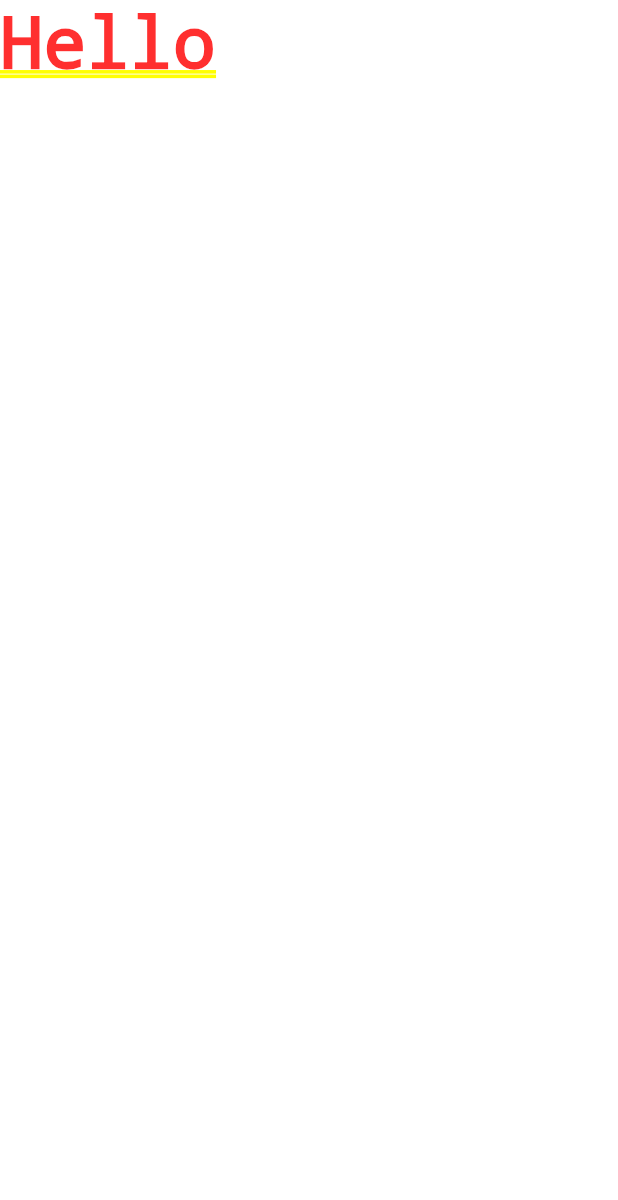
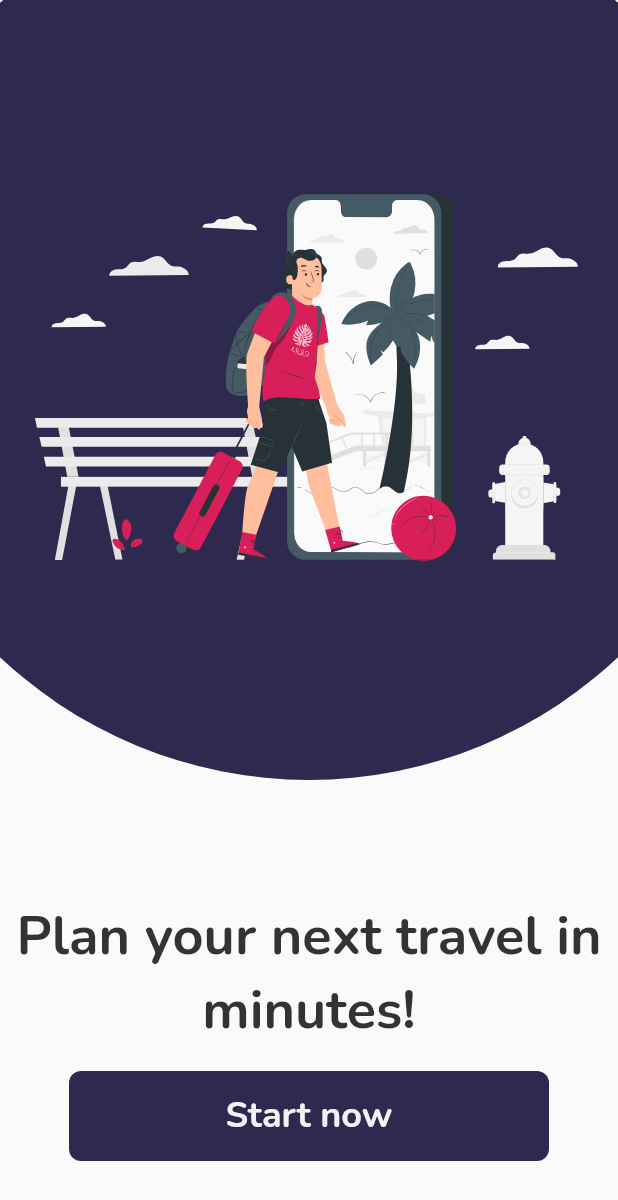
Before and after one commit to vondivino/pelago, a Flutter app: the screen it shows after launch, on a phone screen of 412 x 824 dp. Shown: the top 1200 px of the screen. Run offline on Flutter 3.47's test engine with Material 2 defaults, Android fonts, the phone set to English and light mode, and no system bars; our stand-ins replace flutter_svg, google_fonts.

Commit message:
implemented home_screen

```diff
--- a/lib/main.dart
+++ b/lib/main.dart
@@ -3,6 +3,7 @@ import 'package:pelago/screens/home_screen.dart';
 
 void main() {
   runApp(MaterialApp(
+    debugShowCheckedModeBanner: false,
     title: 'Pelago',
     home: HomeScreen(),
   ));
--- a/lib/screens/home_screen.dart
+++ b/lib/screens/home_screen.dart
@@ -1,14 +1,35 @@
+import 'package:flutter/material.dart';
+import 'package:pelago/screens/matcher_screen.dart';
+import 'package:pelago/ui/pelago_theme.dart';
+import 'package:pelago/widgets/pelago_home_image.dart';
+import 'package:pelago/widgets/pelago_primary_button.dart';
 
-
-import 'package:flutter/material.dart';
+PelagoTheme theme = PelagoTheme();
 
 class HomeScreen extends StatelessWidget {
-  const HomeScreen({ Key? key }) : super(key: key);
+  const HomeScreen({Key? key}) : super(key: key);
 
   @override
   Widget build(BuildContext context) {
-    return Container(
-      child: Text('Hello'),
-    );
+    return Scaffold(
+        body: Column(
+      children: [
+        PelagoHomeImage(),
+        Text(
+          'Plan your next travel in minutes!',
+          style: theme.title(),
+          textAlign: TextAlign.center,
+        ),
+        Expanded(child: Container()),
+        PelagoPrimaryButton(
+          text: 'Start now',
+          action: () {
+            Navigator.push(context,
+                MaterialPageRoute(builder: (context) => MatcherScreen()));
+          },
+        ),
+        SizedBox(height: 50.0),
+      ],
+    ));
   }
 }
--- /dev/null
+++ b/lib/screens/matcher_screen.dart
@@ -0,0 +1,13 @@
+
+import 'package:flutter/material.dart';
+
+class MatcherScreen extends StatelessWidget {
+  const MatcherScreen({ Key? key }) : super(key: key);
+
+  @override
+  Widget build(BuildContext context) {
+    return Container(
+      child: Text('Matcher screen'),
+    );
+  }
+}
--- a/lib/ui/pelago_theme.dart
+++ b/lib/ui/pelago_theme.dart
@@ -1,10 +1,20 @@
 import 'package:flutter/material.dart';
+import 'package:google_fonts/google_fonts.dart';
 
 class PelagoTheme {
-  final Color blackColor = Color(0xffF3F2F7);
-  final Color whiteColor = Color(0xffF333333);
+  final Color whiteColor = Color(0xffF3F2F7);
+  final Color blackColor = Color(0xffF333333);
   final Color primaryColorDark = Color(0xff2E294E);
   final Color primaryColorLight = Color(0xff5056CE);
   final Color accentDarkColor = Color(0xffBB0E45);
   final Color accentLightColor = Color(0xffD81F5A);
+
+  TextStyle title() {
+    return GoogleFonts.getFont(
+      'Nunito',
+      color: this.blackColor,
+      fontWeight: FontWeight.bold,
+      fontSize: 36.0,
+    );
+  }
 }
--- /dev/null
+++ b/lib/widgets/pelago_home_image.dart
@@ -0,0 +1,38 @@
+import 'package:flutter/material.dart';
+import 'package:flutter_svg/flutter_svg.dart';
+import 'package:pelago/ui/pelago_theme.dart';
+
+PelagoTheme theme = PelagoTheme();
+
+class PelagoHomeImageClipper extends CustomClipper<Rect> {
+  @override
+  Rect getClip(Size size) {
+    return Rect.fromCenter(
+      center: Offset(size.width / 2, size.height / 2 - 80),
+      width: 600,
+      height: 600,
+    );
+  }
+
+  @override
+  bool shouldReclip(covariant CustomClipper<Rect> oldClipper) {
+    return true;
+  }
+}
+
+class PelagoHomeImage extends StatelessWidget {
+  const PelagoHomeImage({Key? key}) : super(key: key);
+
+  @override
+  Widget build(BuildContext context) {
+    return Stack(
+      children: [
+        ClipOval(
+          clipper: PelagoHomeImageClipper(),
+          child: Container(height: 600.0, color: theme.primaryColorDark),
+        ),
+        SvgPicture.asset('images/home.svg'),
+      ],
+    );
+  }
+}
--- /dev/null
+++ b/lib/widgets/pelago_primary_button.dart
@@ -0,0 +1,37 @@
+import 'package:flutter/material.dart';
+import 'package:pelago/ui/pelago_theme.dart';
+
+PelagoTheme theme = PelagoTheme();
+
+class PelagoPrimaryButton extends StatelessWidget {
+  final String text;
+  final Function action;
+  const PelagoPrimaryButton({
+    Key? key,
+    required this.text,
+    required this.action,
+  }) : super(key: key);
+
+  @override
+  Widget build(BuildContext context) {
+    return GestureDetector(
+      onTap: () => action(),
+      child: ClipRRect(
+        borderRadius: BorderRadius.circular(8.0),
+        child: Container(
+          color: theme.primaryColorDark,
+          height: 60.0,
+          width: 320.0,
+          child: Center(
+            child: Text(
+              text,
+              style: theme
+                  .title()
+                  .copyWith(fontSize: 24.0, color: theme.whiteColor),
+            ),
+          ),
+        ),
+      ),
+    );
+  }
+}
--- a/pubspec.yaml
+++ b/pubspec.yaml
@@ -31,6 +31,7 @@ dependencies:
   google_fonts: ^2.1.0
   font_awesome_flutter: ^9.1.0
   provider: ^5.0.0
+  flutter_svg: ^0.22.0
 
 dev_dependencies:
   flutter_test:
@@ -48,8 +49,8 @@ flutter:
   uses-material-design: true
 
   # To add assets to your application, add an assets section, like this:
-  # assets:
-  #   - images/a_dot_burr.jpeg
+  assets:
+    - images/
   #   - images/a_dot_ham.jpeg
 
   # An image asset can refer to one or more resolution-specific "variants", see
```
Also changed, not shown: images/home.svg (added), pubspec.lock.
